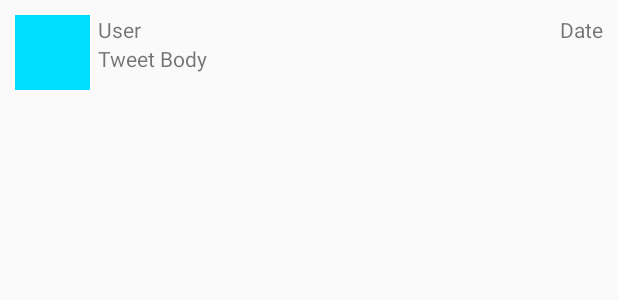
After one commit to smehraein/TwitterC, an Android app: the layout item_tweet.xml on its own in the app's theme, with its tools: preview values and no code run, on a phone screen of 412 x 824 dp. The commit adds this screen. Shown: the top 300 px of the screen. Run offline under Robolectric (Android 15) with nearby library versions, the phone set to English and light mode, and no system bars.

Commit message:
Add relative dates

```diff
--- /dev/null
+++ b/app/src/main/res/layout/item_tweet.xml
@@ -0,0 +1,45 @@
+<?xml version="1.0" encoding="utf-8"?>
+<RelativeLayout xmlns:android="http://schemas.android.com/apk/res/android"
+    android:layout_width="match_parent" android:layout_height="match_parent"
+    android:padding="10dp">
+
+    <ImageView
+        android:layout_width="50dp"
+        android:layout_height="50dp"
+        android:id="@+id/ivProfileImage"
+        android:layout_alignParentTop="true"
+        android:layout_alignParentLeft="true"
+        android:layout_alignParentStart="true"
+        android:background="@android:color/holo_blue_bright"
+        android:layout_marginRight="5dp"
+        android:layout_marginEnd="5dp"
+        android:contentDescription="@string/profile_picture" />
+
+    <TextView
+        android:layout_width="wrap_content"
+        android:layout_height="wrap_content"
+        android:text="@string/user_name_placeholder"
+        android:id="@+id/tvUserName"
+        android:layout_alignParentTop="true"
+        android:layout_toRightOf="@+id/ivProfileImage"
+        android:layout_toEndOf="@+id/ivProfileImage" />
+
+    <TextView
+        android:layout_width="wrap_content"
+        android:layout_height="wrap_content"
+        android:text="@string/tweet_body_placeholder"
+        android:id="@+id/tvBody"
+        android:layout_alignBottom="@+id/ivProfileImage"
+        android:layout_below="@+id/tvUserName"
+        android:layout_toRightOf="@+id/ivProfileImage"
+        android:layout_toEndOf="@+id/ivProfileImage" />
+
+    <TextView
+        android:id="@+id/tvDate"
+        android:layout_width="wrap_content"
+        android:layout_height="wrap_content"
+        android:text="@string/date_placeholder"
+        android:layout_alignParentTop="true"
+        android:layout_alignParentRight="true"
+        android:layout_alignParentEnd="true"/>
+</RelativeLayout>
--- a/app/src/main/res/values/strings.xml
+++ b/app/src/main/res/values/strings.xml
@@ -4,5 +4,9 @@
     <string name="app_name">TwitterC</string>
     <string name="title_activity_timeline">Home Timeline</string>
     <string name="login_label">Connect with Twitter</string>
+    <string name="date_placeholder">Date</string>
+    <string name="tweet_body_placeholder">Tweet Body</string>
+    <string name="user_name_placeholder">User</string>
+    <string name="profile_picture">Profile Picture</string>
 
 </resources>
```
Also changed, not shown: app/src/main/java/com/codepath/apps/twittercproject/TweetsArrayAdapter.java (+43 -1 lines), app/src/main/java/com/codepath/apps/twittercproject/models/Tweet.java (+26 -0 lines).
